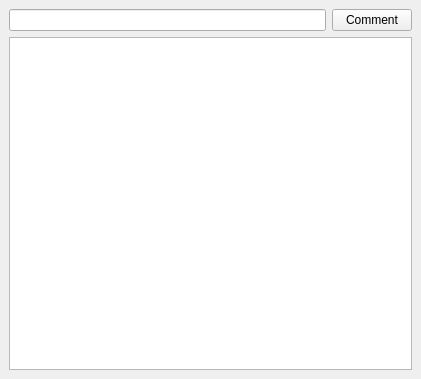
This is newsfeedpostview.ui in brik/facebrick as Qt 5 draws it before an edit. The edited form follows.
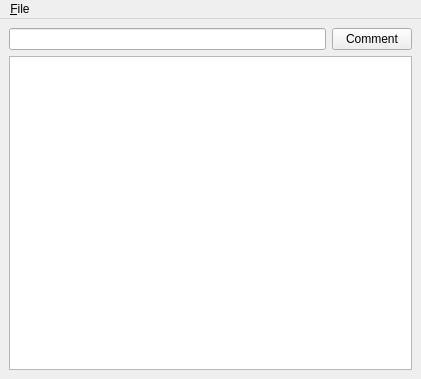
This is the edited form.

Commit message: Make 'go to post' menu option.

What changed in the file:
```diff
--- a/newsfeedpostview.ui
+++ b/newsfeedpostview.ui
@@ -50,6 +50,13 @@
      <height>23</height>
     </rect>
    </property>
+   <widget class="QMenu" name="menu_File">
+    <property name="title">
+     <string>&amp;File</string>
+    </property>
+    <addaction name="action_Go_to_post"/>
+   </widget>
+   <addaction name="menu_File"/>
   </widget>
  </widget>
  <resources/>
```
Left out of the diff: 7 changed lines with no effect on the pictures. The commit also changes 2 other files.
